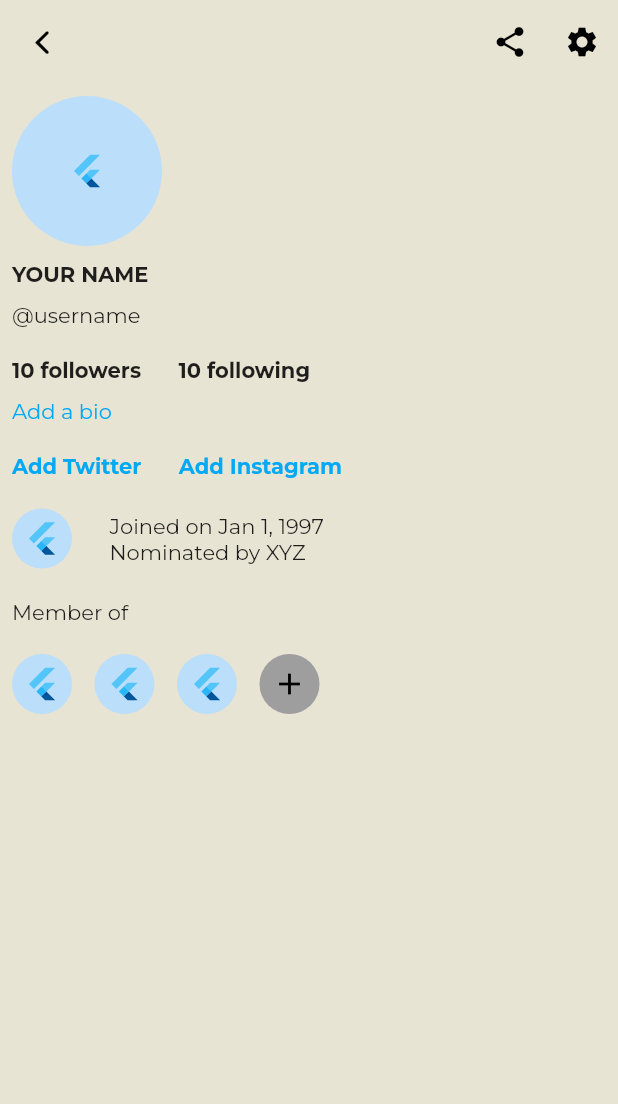
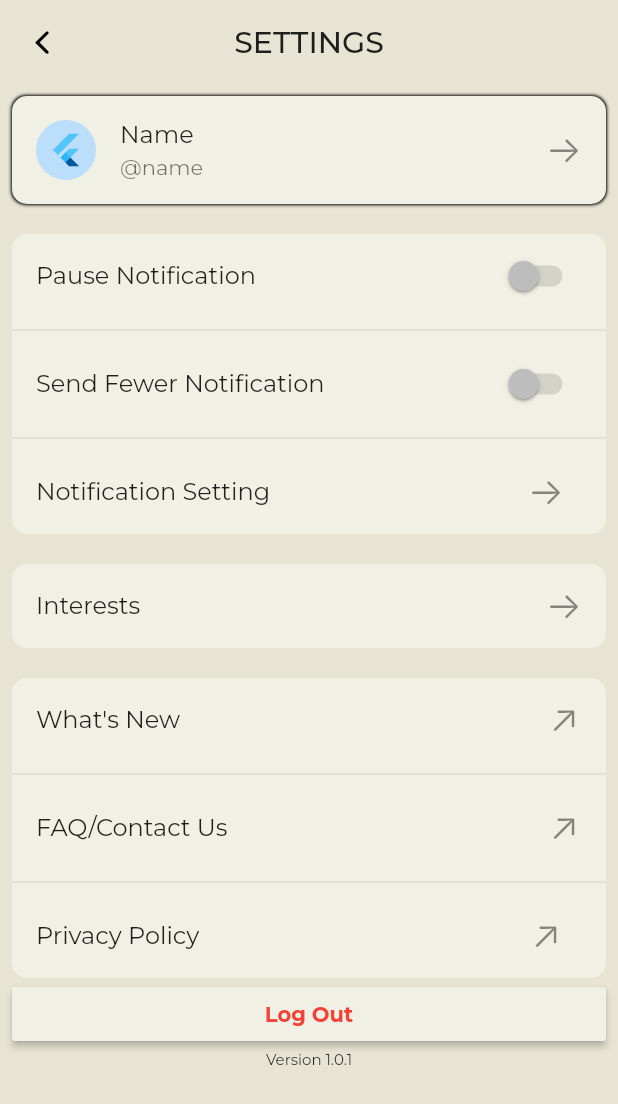
Before and after one commit to akarshbarar/ClubhouseClone, a Flutter app: the Profile screen opened by its route, after a tap on the "settings" icon, on a phone screen of 412 x 824 dp. Shown: the top 1104 px of the screen. Run offline on Flutter 3.47's test engine with Material 2 defaults, Android fonts, the light colour scheme and no system bars; our stand-ins replace google_fonts; network calls fail.

Commit message:
Setting page

```diff
--- a/lib/Profile.dart
+++ b/lib/Profile.dart
@@ -19,7 +19,9 @@ class _ProfileState extends State<Profile> {
           IconButton(onPressed: () {}, icon: Icon(Icons.share)),
           IconButton(
             icon: Icon(Icons.settings),
-            onPressed: () {},
+            onPressed: () {
+              Navigator.of(context).pushNamed("/settings");
+            },
           ),
         ],
       ),
--- /dev/null
+++ b/lib/Settings.dart
@@ -0,0 +1,142 @@
+import 'package:clubhoseclone/UTILS/AppColors.dart';
+import 'package:flutter/cupertino.dart';
+import 'package:flutter/material.dart';
+
+class Settings extends StatefulWidget {
+  const Settings({Key? key}) : super(key: key);
+
+  @override
+  _SettingsState createState() => _SettingsState();
+}
+
+class _SettingsState extends State<Settings> {
+  @override
+  Widget build(BuildContext context) {
+    return Scaffold(
+        appBar: AppBar(
+          elevation: 0,
+          leading: IconButton(
+            onPressed: () {
+              Navigator.of(context).pop();
+            },
+            icon: Icon(CupertinoIcons.back),
+          ),
+          title: Text("SETTINGS"),
+          centerTitle: true,
+        ),
+        body: Padding(
+          padding: const EdgeInsets.all(8.0),
+          child: Column(
+            children: [
+              Container(
+                decoration: BoxDecoration(
+                    borderRadius: BorderRadius.circular(10),
+                    color: AppColor.secondryColor,
+                    boxShadow: [
+                      BoxShadow(
+                        blurRadius: 1.0,
+                        spreadRadius: 0.5,
+                      ),
+                    ]),
+                child: ListTile(
+                  leading: CircleAvatar(
+                    child: FlutterLogo(),
+                  ),
+                  title: Text("Name"),
+                  subtitle: Text("@name"),
+                  trailing: Icon(CupertinoIcons.arrow_right),
+                ),
+              ),
+              SizedBox(
+                height: 20,
+              ),
+              Container(
+                decoration: BoxDecoration(
+                    color: AppColor.secondryColor,
+                    borderRadius: BorderRadius.circular(10)),
+                child: Column(
+                  children: [
+                    ListTile(
+                      title: Text("Pause Notification"),
+                      trailing: Switch(
+                        value: false,
+                        onChanged: null,
+                      ),
+                    ),
+                    Divider(),
+                    ListTile(
+                      title: Text("Send Fewer Notification"),
+                      trailing: Switch(
+                        value: false,
+                        onChanged: null,
+                      ),
+                    ),
+                    Divider(),
+                    ListTile(
+                      title: Text("Notification Setting"),
+                      trailing: IconButton(
+                        onPressed: () {},
+                        icon: Icon(CupertinoIcons.arrow_right),
+                      ),
+                    )
+                  ],
+                ),
+              ),
+              SizedBox(
+                height: 20,
+              ),
+              Container(
+                decoration: BoxDecoration(
+                  borderRadius: BorderRadius.circular(10),
+                  color: AppColor.secondryColor,
+                ),
+                child: ListTile(
+                  title: Text("Interests"),
+                  trailing: Icon(CupertinoIcons.arrow_right),
+                ),
+              ),
+              SizedBox(
+                height: 20,
+              ),
+              Container(
+                decoration: BoxDecoration(
+                    color: AppColor.secondryColor,
+                    borderRadius: BorderRadius.circular(10)),
+                child: Column(
+                  children: [
+                    ListTile(
+                        title: Text("What's New"),
+                        trailing: Icon(CupertinoIcons.arrow_up_right)),
+                    Divider(),
+                    ListTile(
+                        title: Text("FAQ/Contact Us"),
+                        trailing: Icon(CupertinoIcons.arrow_up_right)),
+                    Divider(),
+                    ListTile(
+                      title: Text("Privacy Policy"),
+                      trailing: IconButton(
+                          onPressed: () {},
+                          icon: Icon(CupertinoIcons.arrow_up_right)),
+                    )
+                  ],
+                ),
+              ),
+              MaterialButton(
+                minWidth: MediaQuery.of(context).size.width,
+                color: AppColor.secondryColor,
+                onPressed: () {},
+                child: Text(
+                  "Log Out",
+                  style: TextStyle(fontWeight: FontWeight.bold),
+                ),
+                textColor: Colors.red,
+              ),
+              Text(
+                "Version 1.0.1",
+                style: TextStyle(fontSize: 10),
+              )
+            ],
+          ),
+        ));
+  }
+}
--- a/lib/main.dart
+++ b/lib/main.dart
@@ -3,6 +3,7 @@ import 'package:clubhoseclone/AvailabletoChat.dart';
 import 'package:clubhoseclone/HomePage.dart';
 import 'package:clubhoseclone/Profile.dart';
 import 'package:clubhoseclone/Room.dart';
+import 'package:clubhoseclone/Settings.dart';
 import 'package:clubhoseclone/UTILS/AppColors.dart';
 import 'package:clubhoseclone/chatpage.dart';
 import 'package:clubhoseclone/finduser.dart';
@@ -35,7 +36,8 @@ class MyApp extends StatelessWidget {
         '/activity': (context) => Activity(),
         '/available': (context) => AvailableToChat(),
         '/chat': (context) => Chat(),
-        '/room': (context) => Room()
+        '/room': (context) => Room(),
+        '/settings': (context) => Settings()
       },
     );
   }
```
